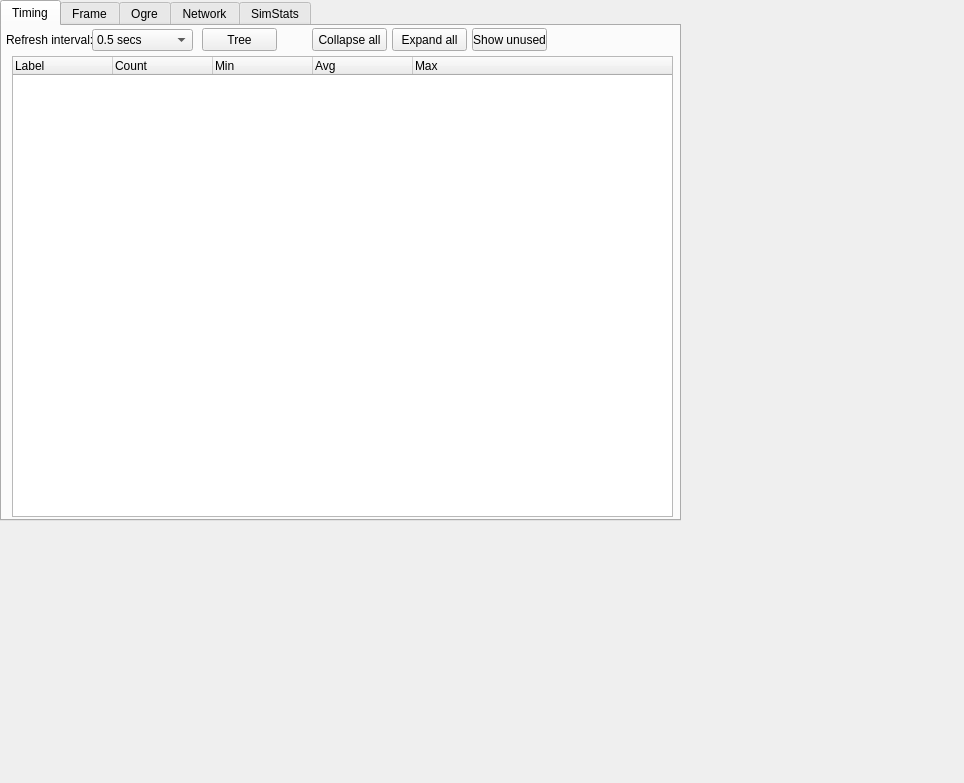
realXtend/tundra, file bin/data/ui/profiler.ui: the form before one commit.
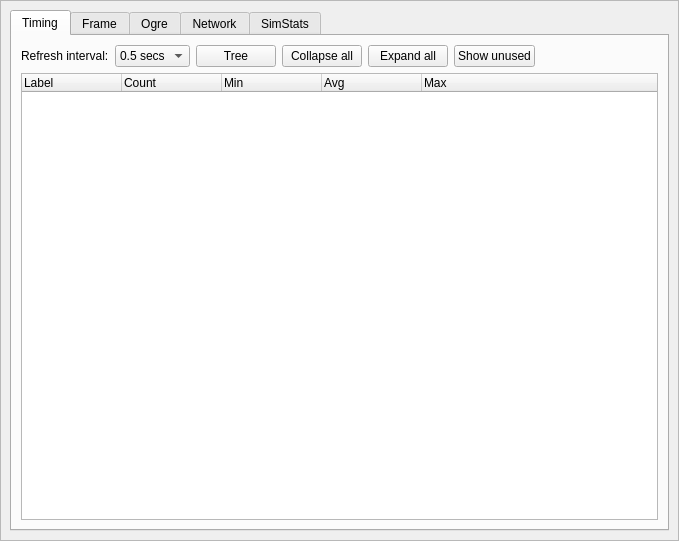
The form after the commit.

What changed in the file:
```diff
--- a/bin/data/ui/profiler.ui
+++ b/bin/data/ui/profiler.ui
@@ -6,22 +6,31 @@
    <rect>
     <x>0</x>
     <y>0</y>
-    <width>964</width>
-    <height>783</height>
+    <width>679</width>
+    <height>541</height>
    </rect>
   </property>
   <property name="windowTitle">
    <string>Form</string>
   </property>
+  <layout class="QHBoxLayout" name="horizontalLayout">
+   <property name="spacing">
+    <number>0</number>
+   </property>
+   <property name="margin">
+    <number>0</number>
+   </property>
+   <item>
+    <widget class="QFrame" name="frame">
+     <property name="frameShape">
+      <enum>QFrame::StyledPanel</enum>
+     </property>
+     <property name="frameShadow">
+      <enum>QFrame::Raised</enum>
+     </property>
+     <layout class="QVBoxLayout" name="verticalLayout">
+      <item>
   <widget class="QTabWidget" name="tabWidget">
-   <property name="geometry">
-    <rect>
-     <x>0</x>
-     <y>0</y>
-     <width>681</width>
-     <height>521</height>
-    </rect>
-   </property>
    <property name="currentIndex">
     <number>0</number>
    </property>
@@ -29,66 +38,16 @@
     <attribute name="title">
      <string>Timing</string>
     </attribute>
-    <widget class="QTreeWidget" name="treeProfilingData">
-     <property name="geometry">
-      <rect>
-       <x>10</x>
-       <y>30</y>
-       <width>661</width>
-       <height>461</height>
-      </rect>
-     </property>
-     <property name="columnCount">
-      <number>5</number>
-     </property>
-     <column>
-      <property name="text">
-       <string>Label</string>
-      </property>
-     </column>
-     <column>
-      <property name="text">
-       <string>Count</string>
-      </property>
-     </column>
-     <column>
-      <property name="text">
-       <string>Min</string>
-      </property>
-     </column>
-     <column>
-      <property name="text">
-       <string>Avg</string>
-      </property>
-     </column>
-     <column>
-      <property name="text">
-       <string>Max</string>
-      </property>
-     </column>
-    </widget>
+         <layout class="QGridLayout" name="gridLayout">
+          <item row="0" column="0">
     <widget class="QLabel" name="label">
-     <property name="geometry">
-      <rect>
-       <x>4</x>
-       <y>6</y>
-       <width>91</width>
-       <height>16</height>
-      </rect>
-     </property>
      <property name="text">
       <string>Refresh interval:</string>
      </property>
     </widget>
+          </item>
+          <item row="0" column="1">
     <widget class="QComboBox" name="comboTimingRefreshInterval">
-     <property name="geometry">
-      <rect>
-       <x>90</x>
-       <y>3</y>
-       <width>101</width>
-       <height>22</height>
-      </rect>
-     </property>
      <property name="currentIndex">
       <number>4</number>
      </property>
@@ -118,15 +77,9 @@
       </property>
      </item>
     </widget>
+          </item>
+          <item row="0" column="2">
     <widget class="QPushButton" name="pushButtonToggleTree">
-     <property name="geometry">
-      <rect>
-       <x>200</x>
-       <y>2</y>
-       <width>75</width>
-       <height>23</height>
-      </rect>
-     </property>
      <property name="text">
       <string>Tree</string>
      </property>
@@ -134,45 +87,74 @@
       <bool>false</bool>
      </property>
     </widget>
+          </item>
+          <item row="0" column="3">
     <widget class="QPushButton" name="pushButtonCollapseAll">
-     <property name="geometry">
-      <rect>
-       <x>310</x>
-       <y>2</y>
-       <width>75</width>
-       <height>23</height>
-      </rect>
-     </property>
      <property name="text">
       <string>Collapse all</string>
      </property>
     </widget>
+          </item>
+          <item row="0" column="4">
     <widget class="QPushButton" name="pushButtonExpandAll">
-     <property name="geometry">
-      <rect>
-       <x>390</x>
-       <y>2</y>
-       <width>75</width>
-       <height>23</height>
-      </rect>
-     </property>
      <property name="text">
       <string>Expand all</string>
      </property>
     </widget>
+          </item>
+          <item row="0" column="5">
     <widget class="QPushButton" name="pushButtonShowUnused">
-     <property name="geometry">
-      <rect>
-       <x>470</x>
-       <y>2</y>
-       <width>75</width>
-       <height>23</height>
-      </rect>
-     </property>
      <property name="text">
       <string>Show unused</string>
      </property>
     </widget>
+          </item>
+          <item row="1" column="0" colspan="7">
+           <widget class="QTreeWidget" name="treeProfilingData">
+            <property name="columnCount">
+             <number>5</number>
+            </property>
+            <column>
+             <property name="text">
+              <string>Label</string>
+             </property>
+            </column>
+            <column>
+             <property name="text">
+              <string>Count</string>
+             </property>
+            </column>
+            <column>
+             <property name="text">
+              <string>Min</string>
+             </property>
+            </column>
+            <column>
+             <property name="text">
+              <string>Avg</string>
+             </property>
+            </column>
+            <column>
+             <property name="text">
+              <string>Max</string>
+             </property>
+            </column>
+           </widget>
+          </item>
+          <item row="0" column="6">
+           <spacer name="horizontalSpacer">
+            <property name="orientation">
+             <enum>Qt::Horizontal</enum>
+            </property>
+            <property name="sizeHint" stdset="0">
+             <size>
+              <width>40</width>
+              <height>20</height>
+             </size>
+            </property>
+           </spacer>
+          </item>
+         </layout>
    </widget>
    <widget class="QWidget" name="tab_6">
     <attribute name="title">
@@ -1307,6 +1289,11 @@
     </widget>
    </widget>
   </widget>
+      </item>
+     </layout>
+    </widget>
+   </item>
+  </layout>
  </widget>
  <resources/>
  <connections/>
```
Lines whose indentation alone changed are shown as unchanged.
